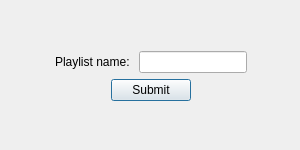
Above: createplaylistdialog.ui from Pottarr/QtGroove before the change. Below: the same form after it.
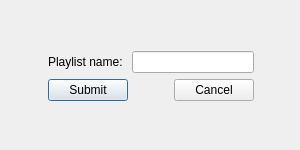
That is the form after the change.

Commit message: Added Cancel Button in the Create Playlist Dialog

What changed in the file:
```diff
--- a/createplaylistdialog.ui
+++ b/createplaylistdialog.ui
@@ -51,19 +51,6 @@
     </item>
     <item row="4" column="1">
      <layout class="QHBoxLayout" name="horizontalLayout_2">
-      <item>
-       <spacer name="horizontalSpacer_4">
-        <property name="orientation">
-         <enum>Qt::Orientation::Horizontal</enum>
-        </property>
-        <property name="sizeHint" stdset="0">
-         <size>
-          <width>40</width>
-          <height>20</height>
-         </size>
-        </property>
-       </spacer>
-      </item>
       <item>
        <widget class="QPushButton" name="submitButton">
         <property name="text">
@@ -84,6 +71,13 @@
         </property>
        </spacer>
       </item>
+      <item>
+       <widget class="QPushButton" name="cancelButton">
+        <property name="text">
+         <string>Cancel</string>
+        </property>
+       </widget>
+      </item>
      </layout>
     </item>
     <item row="2" column="1">
```
The commit also changes 2 other files.
